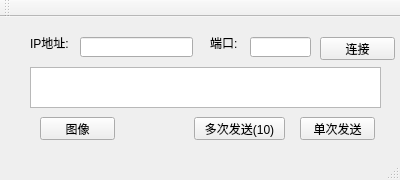
Before: the Qt Designer form homework1/Tcptest_client/mainwindow.ui in brocoszhao/Network-Programming-homework, drawn with Qt 5.
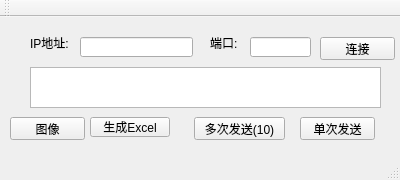
After: the same form once the commit is applied.

Commit message: 将图形化显示日志数据更改为excel存储日志数据

```diff
--- a/homework1/Tcptest_client/mainwindow.ui
+++ b/homework1/Tcptest_client/mainwindow.ui
@@ -99,7 +99,7 @@
    <widget class="QPushButton" name="pushButton">
     <property name="geometry">
      <rect>
-      <x>40</x>
+      <x>10</x>
       <y>100</y>
       <width>75</width>
       <height>23</height>
@@ -122,6 +122,19 @@
      <string>多次发送(10)</string>
     </property>
    </widget>
+   <widget class="QPushButton" name="pushButton_excel">
+    <property name="geometry">
+     <rect>
+      <x>90</x>
+      <y>100</y>
+      <width>80</width>
+      <height>20</height>
+     </rect>
+    </property>
+    <property name="text">
+     <string>生成Excel</string>
+    </property>
+   </widget>
   </widget>
   <widget class="QMenuBar" name="menuBar">
    <property name="geometry">
```
Left out of the diff: 2 changed lines with no effect on the pictures. The commit also changes 16 other files.
